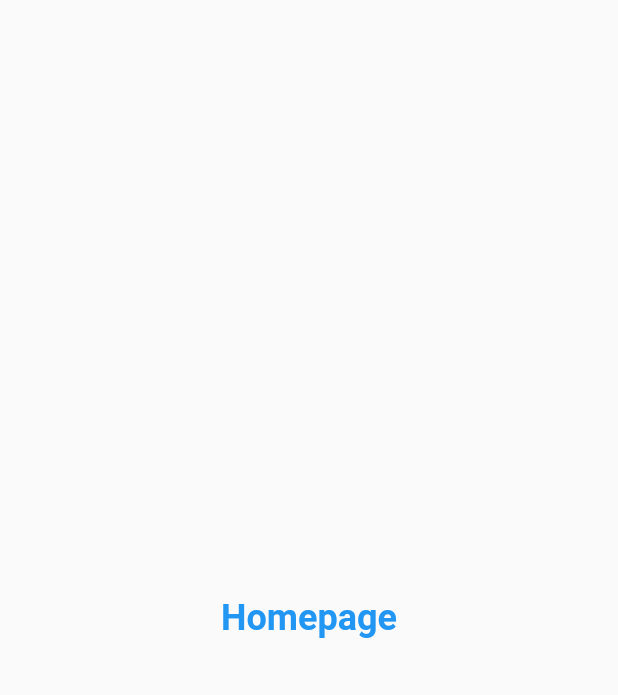
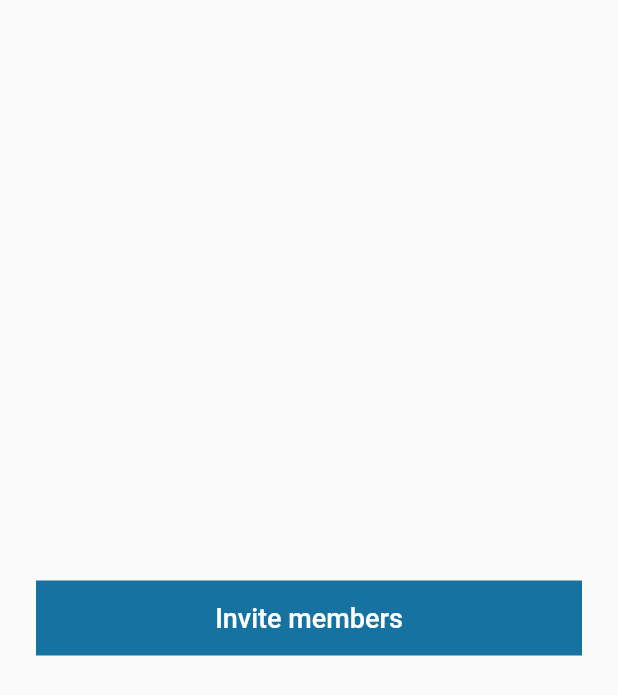
Before and after one commit to atiqurrahmandipto/messbook, a Flutter app: the HomePage screen opened directly, on a phone screen of 412 x 824 dp. Shown: the top 695 px of the screen. Run offline on Flutter 3.47's test engine with Material 2 defaults, Android fonts, the phone set to English and light mode, and no system bars; our stand-ins replace cloud_firestore, firebase_auth, firebase_core, flutter_svg, intl_phone_field, qr_flutter and 1 more; accounts and stored records are empty.

```diff
--- a/lib/authentication/role_selection_screen.dart
+++ b/lib/authentication/role_selection_screen.dart
@@ -39,7 +39,7 @@ class _RoleSelectionScreenState extends State<RoleSelectionScreen> {
             SizedBox(height: 32),
             Padding(
               padding: const EdgeInsets.all(6.0),
-              child: UIProvider.actionBtn(context, text: 'Member', onTap: () {
+              child: UIProvider.actionBtn(context, text: 'Manager', onTap: () {
                 createMess();
                 Navigator.pushReplacement(
                     context,
@@ -49,7 +49,7 @@ class _RoleSelectionScreenState extends State<RoleSelectionScreen> {
             ),
             Padding(
               padding: const EdgeInsets.all(6.0),
-              child: UIProvider.actionBtn(context, text: 'Manager', onTap: () {
+              child: UIProvider.actionBtn(context, text: 'Member', onTap: () {
                 ///don't remove///
                 // Navigator.pushReplacement(
                 //     context,
--- a/lib/home/home.dart
+++ b/lib/home/home.dart
@@ -1,4 +1,6 @@
 import 'package:flutter/material.dart';
+import 'package:mess_manager/invitation/member_invitation_screen.dart';
+import 'package:mess_manager/ui_provider.dart';
 
 class HomePage extends StatefulWidget {
   const HomePage({Key? key}) : super(key: key);
@@ -12,10 +14,15 @@ class _HomePageState extends State<HomePage> {
   Widget build(BuildContext context) {
     return Scaffold(
       body: Center(
-        child: Text(
-          'Homepage',
-          style: TextStyle(
-              fontSize: 24, fontWeight: FontWeight.bold, color: Colors.blue),
+        child: Padding(
+          padding: const EdgeInsets.all(24.0),
+          child: UIProvider.actionBtn(context, text: "Invite members", onTap: () {
+            Navigator.push(
+                context,
+                MaterialPageRoute(
+                    builder: (BuildContext context) =>
+                        MemberInvitationScreen()));
+          }),
         ),
       ),
     );
--- a/pubspec.yaml
+++ b/pubspec.yaml
@@ -42,6 +42,7 @@ dependencies:
   sms_autofill: ^2.2.0
   rxdart: ^0.27.5
   cloud_firestore: ^3.4.6
+  qr_flutter: ^4.0.0
 
 dev_dependencies:
   flutter_test:
```
Also changed, not shown: lib/invitation/member_invitation_screen.dart (+12 -44 lines).
